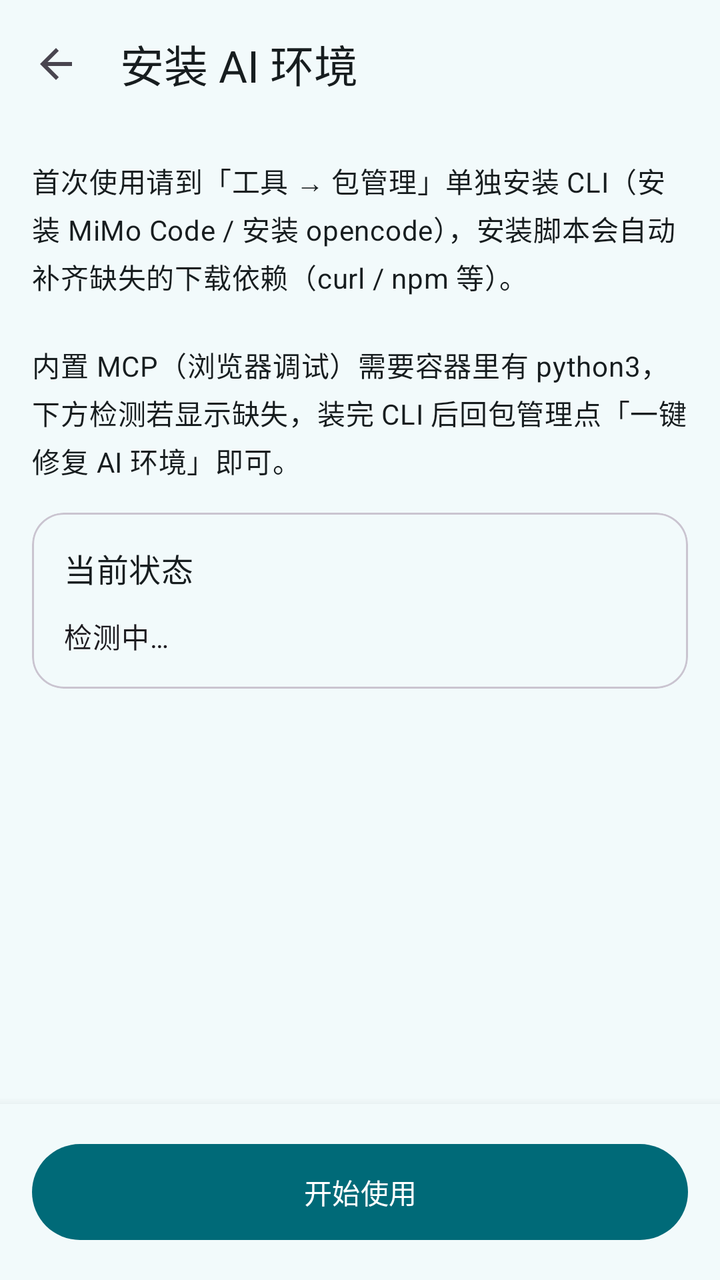
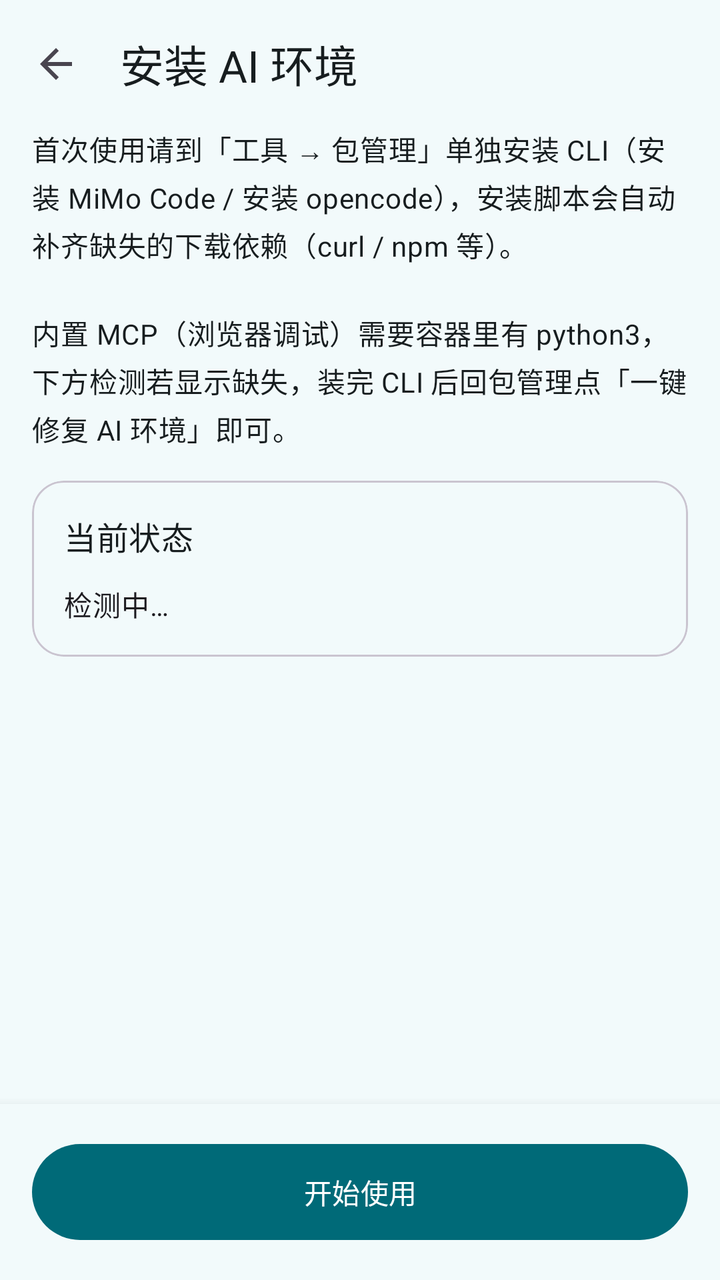

An Android layout rendered at two revisions. The XML below is the earlier revision; the diff shows what the commit changed to produce the second picture.
<!-- AndroidManifest.xml: application theme Theme.CodeTool -->
<!-- res/layout/activity_env_setup.xml -->
<?xml version="1.0" encoding="utf-8"?>
<LinearLayout xmlns:android="http://schemas.android.com/apk/res/android"
    xmlns:app="http://schemas.android.com/apk/res-auto"
    android:layout_width="match_parent"
    android:layout_height="match_parent"
    android:orientation="vertical"
    android:background="?android:attr/colorBackground">

    <com.google.android.material.appbar.MaterialToolbar
        android:id="@+id/envToolbar"
        android:layout_width="match_parent"
        android:layout_height="?attr/actionBarSize"
        android:background="?attr/colorSurface"
        app:navigationIcon="?attr/homeAsUpIndicator"
        app:title="安装 AI 环境"
        app:titleTextColor="?attr/colorOnSurface" />

    <ScrollView
        android:layout_width="match_parent"
        android:layout_height="0dp"
        android:layout_weight="1"
        android:fillViewport="true">

        <LinearLayout
            android:layout_width="match_parent"
            android:layout_height="wrap_content"
            android:orientation="vertical"
            android:padding="@dimen/spacing_lg">

            <com.google.android.material.textview.MaterialTextView
                android:layout_width="match_parent"
                android:layout_height="wrap_content"
                android:text="首次使用请到「工具 → 包管理」单独安装 CLI（安装 MiMo Code / 安装 opencode），安装脚本会自动补齐缺失的下载依赖（curl / npm 等）。\n\n内置 MCP（浏览器调试）需要容器里有 python3，下方检测若显示缺失，装完 CLI 后回包管理点「一键修复 AI 环境」即可。"
                android:textAppearance="?attr/textAppearanceBodyMedium"
                android:textColor="?attr/colorOnSurface"
                android:lineSpacingMultiplier="1.35" />

            
            <com.google.android.material.card.MaterialCardView
                android:layout_width="match_parent"
                android:layout_height="wrap_content"
                android:layout_marginTop="@dimen/spacing_lg"
                app:cardCornerRadius="16dp"
                app:cardElevation="0dp"
                app:strokeWidth="1dp">

                <LinearLayout
                    android:layout_width="match_parent"
                    android:layout_height="wrap_content"
                    android:orientation="vertical"
                    android:padding="@dimen/spacing_lg">

                    <com.google.android.material.textview.MaterialTextView
                        android:layout_width="match_parent"
                        android:layout_height="wrap_content"
                        android:text="当前状态"
                        android:textAppearance="?attr/textAppearanceTitleMedium"
                        android:textColor="?attr/colorOnSurface" />

                    <com.google.android.material.textview.MaterialTextView
                        android:id="@+id/envStatusText"
                        android:layout_width="match_parent"
                        android:layout_height="wrap_content"
                        android:layout_marginTop="@dimen/spacing_md"
                        android:text="检测中…"
                        android:textAppearance="?attr/textAppearanceBodyMedium" />
                </LinearLayout>
            </com.google.android.material.card.MaterialCardView>

            
            <com.google.android.material.card.MaterialCardView
                android:id="@+id/envProgressCard"
                android:layout_width="match_parent"
                android:layout_height="wrap_content"
                android:layout_marginTop="@dimen/spacing_md"
                android:visibility="gone"
                app:cardCornerRadius="16dp"
                app:cardElevation="0dp"
                app:strokeWidth="1dp">

                <LinearLayout
                    android:layout_width="match_parent"
                    android:layout_height="wrap_content"
                    android:orientation="vertical"
                    android:padding="@dimen/spacing_lg">

                    <com.google.android.material.textview.MaterialTextView
                        android:id="@+id/envProgressTitle"
                        android:layout_width="match_parent"
                        android:layout_height="wrap_content"
                        android:text="正在安装…"
                        android:textAppearance="?attr/textAppearanceTitleSmall"
                        android:textColor="?attr/colorOnSurface"
                        android:visibility="gone" />

                    <com.google.android.material.progressindicator.LinearProgressIndicator
                        android:id="@+id/envProgress"
                        android:layout_width="match_parent"
                        android:layout_height="wrap_content"
                        android:layout_marginTop="@dimen/spacing_sm"
                        android:indeterminate="true"
                        android:visibility="gone" />

                    <com.google.android.material.textview.MaterialTextView
                        android:id="@+id/envLogText"
                        android:layout_width="match_parent"
                        android:layout_height="wrap_content"
                        android:layout_marginTop="@dimen/spacing_sm"
                        android:fontFamily="monospace"
                        android:textSize="12sp"
                        android:textColor="?attr/colorOnSurfaceVariant" />
                </LinearLayout>
            </com.google.android.material.card.MaterialCardView>

        </LinearLayout>
    </ScrollView>

    <LinearLayout
        android:layout_width="match_parent"
        android:layout_height="wrap_content"
        android:orientation="vertical"
        android:padding="@dimen/spacing_lg"
        android:background="?attr/colorSurface"
        android:elevation="8dp">

        <com.google.android.material.button.MaterialButton
            android:id="@+id/envNext"
            android:layout_width="match_parent"
            android:layout_height="56dp"
            android:text="开始使用" />

        <com.google.android.material.button.MaterialButton
            android:id="@+id/envInstallBtn"
            style="@style/Widget.Material3.Button.TonalButton"
            android:layout_width="match_parent"
            android:layout_height="56dp"
            android:layout_marginTop="@dimen/spacing_sm"
            android:text="一键修复环境"
            android:visibility="gone" />
    </LinearLayout>
</LinearLayout>
<!-- resources referenced by this layout -->
<resources>
  <dimen name="spacing_lg">16dp</dimen>
  <dimen name="spacing_md">12dp</dimen>
  <dimen name="spacing_sm">8dp</dimen>
  <style name="Theme.CodeTool" parent="Theme.Material3.Light.NoActionBar">
          <item name="colorPrimary">@color/light_primary</item>
          <item name="colorOnPrimary">@color/light_on_primary</item>
          <item name="colorPrimaryContainer">@color/light_primary_container</item>
          <item name="colorOnPrimaryContainer">@color/light_on_primary_container</item>
          <item name="colorSecondary">@color/light_secondary</item>
          <item name="colorOnSecondary">@color/light_on_secondary</item>
          <item name="colorSecondaryContainer">@color/light_secondary_container</item>
          <item name="colorOnSecondaryContainer">@color/light_on_secondary_container</item>
          <item name="colorSurface">@color/light_surface</item>
          <item name="colorOnSurface">@color/light_on_surface</item>
          <item name="colorSurfaceVariant">@color/light_surface_variant</item>
          <item name="colorOnSurfaceVariant">@color/light_on_surface_variant</item>
          <item name="colorSurfaceContainer">@color/light_surface_container</item>
          
          <item name="colorSurfaceContainerHigh">?attr/colorSurfaceContainer</item>
          <item name="colorSurfaceContainerLow">?attr/colorSurfaceContainer</item>
          <item name="android:colorBackground">@color/light_background</item>
          <item name="colorOnBackground">@color/light_on_background</item>
          <item name="colorOutline">@color/light_outline</item>
          <item name="colorError">@color/error</item>
          <item name="colorErrorContainer">@color/error_container</item>
          <item name="colorOnErrorContainer">@color/on_error_container</item>
          <item name="android:statusBarColor" tools:targetApi="l">?attr/colorSurface</item>
          <item name="android:navigationBarColor" tools:targetApi="l">@android:color/transparent</item>
          <item name="android:windowLightStatusBar" tools:targetApi="m">true</item>
          <item name="android:windowLightNavigationBar" tools:targetApi="o_mr1">true</item>
          <item name="android:windowBackground">@color/light_background</item>
      </style>
  <color name="light_primary">#FF006A78</color>
  <color name="light_on_primary">#FFFFFFFF</color>
  <color name="light_primary_container">#FF9CEAFB</color>
  <color name="light_on_primary_container">#FF00202A</color>
  <color name="light_secondary">#FF4C636B</color>
  <color name="light_on_secondary">#FFFFFFFF</color>
  <color name="light_secondary_container">#FFCFE8F1</color>
  <color name="light_on_secondary_container">#FF071F25</color>
  <color name="light_surface">#FFF2FAFB</color>
  <color name="light_on_surface">#FF171D1F</color>
  <color name="light_surface_variant">#FFDBE4E8</color>
  <color name="light_on_surface_variant">#FF3F484D</color>
  <color name="light_surface_container">#FFE6EFF1</color>
  <color name="light_background">#FFF2FAFB</color>
  <color name="light_on_background">#FF171D1F</color>
  <color name="light_outline">#FF6F797D</color>
  <color name="error">#FFFFB4AB</color>
  <color name="error_container">#FF93000A</color>
  <color name="on_error_container">#FFFFDAD6</color>
</resources>

<!-- the commit's change to res/layout/activity_env_setup.xml (unified diff, before → after) -->
@@ -25,7 +25,9 @@
             android:layout_width="match_parent"
             android:layout_height="wrap_content"
             android:orientation="vertical"
-            android:padding="@dimen/spacing_lg">
+            android:paddingHorizontal="@dimen/spacing_lg"
+            android:paddingTop="0dp"
+            android:paddingBottom="@dimen/spacing_lg">
 
             <com.google.android.material.textview.MaterialTextView
                 android:layout_width="match_parent"
